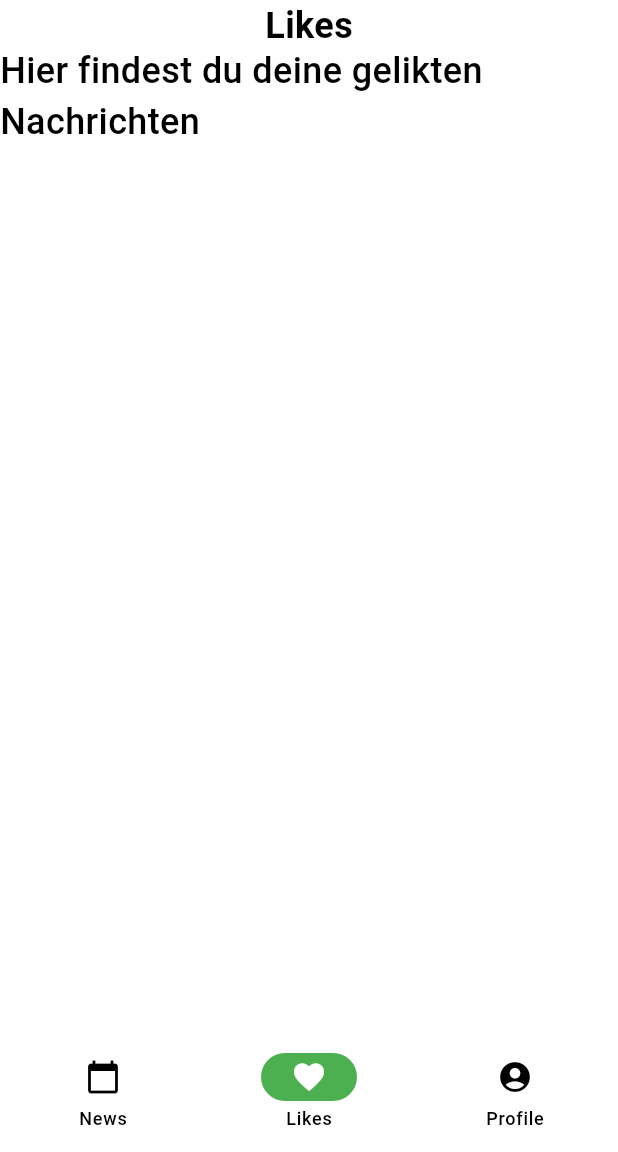
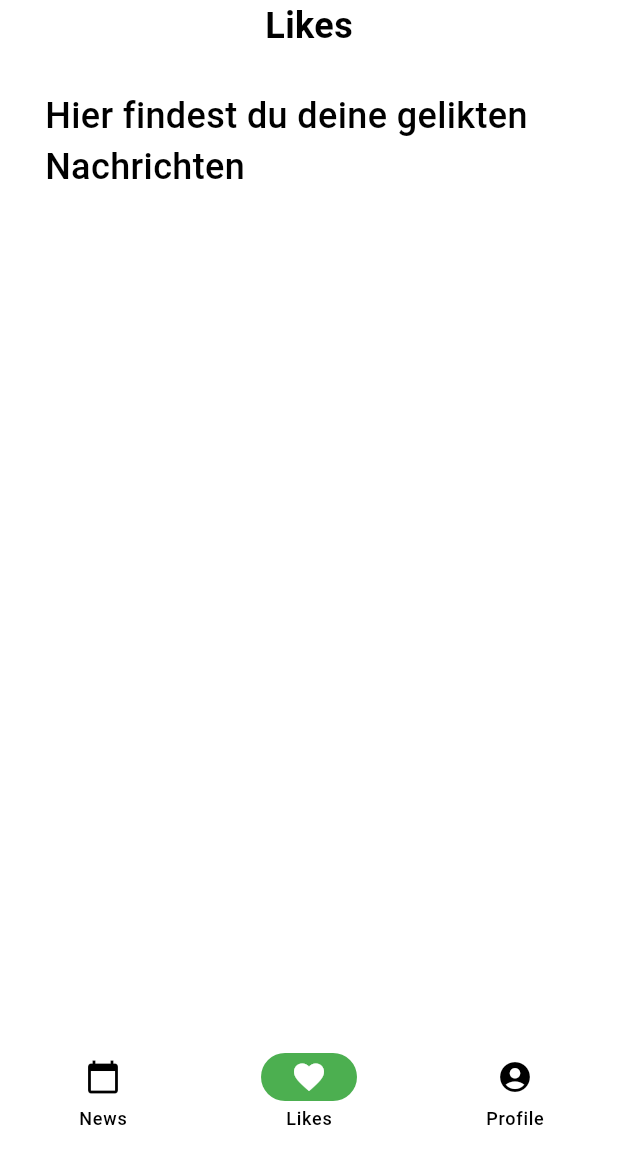
Before and after one commit to Muhannmmad/2october-aufgabe, a Flutter app: the screen it shows after launch, item 2 of the bottom bar chosen, on a phone screen of 412 x 824 dp, the part 84-1236 px from its top. Run offline on Flutter 3.47's test engine with Material 3 defaults, Android fonts, the phone set to English and light mode, and no system bars.

Commit message:
text centered

```diff
--- a/aufgabe_2_october/lib/likes.dart
+++ b/aufgabe_2_october/lib/likes.dart
@@ -31,7 +31,9 @@ class LikeScreen extends StatelessWidget {
               ),
             ),
           ),
-          Center(
+          Padding(
+            padding: const EdgeInsets.all(30.0),
+            child: Center(
               child: Text(
                 'Hier findest du deine gelikten Nachrichten',
                 style: TextStyle(
@@ -41,6 +43,7 @@ class LikeScreen extends StatelessWidget {
                 ),
               ),
             ),
+          ),
         ],
       ),
     );
```
Lines whose indentation alone changed are shown as unchanged.
